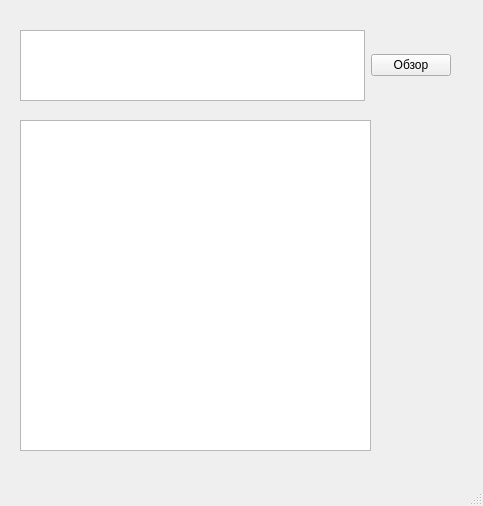
Old version of the form Les5/les5_task2/mainwindow.ui in the repository superpavelka/Qt.
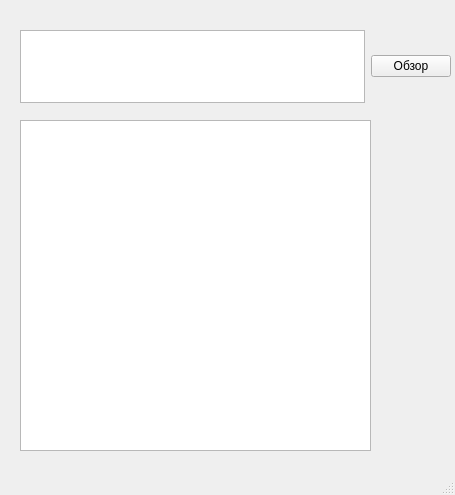
New version of the form.

Commit message: les5: 5.2 gui max size, task text

What changed in the file:
```diff
--- a/Les5/les5_task2/mainwindow.ui
+++ b/Les5/les5_task2/mainwindow.ui
@@ -6,10 +6,22 @@
    <rect>
     <x>0</x>
     <y>0</y>
-    <width>483</width>
-    <height>506</height>
+    <width>455</width>
+    <height>495</height>
    </rect>
   </property>
+  <property name="minimumSize">
+   <size>
+    <width>455</width>
+    <height>495</height>
+   </size>
+  </property>
+  <property name="maximumSize">
+   <size>
+    <width>455</width>
+    <height>495</height>
+   </size>
+  </property>
   <property name="windowTitle">
    <string>MainWindow</string>
   </property>
@@ -24,13 +36,13 @@
      </rect>
     </property>
    </widget>
-   <widget class="QWidget" name="">
+   <widget class="QWidget" name="layoutWidget">
     <property name="geometry">
      <rect>
       <x>20</x>
       <y>30</y>
       <width>431</width>
-      <height>71</height>
+      <height>73</height>
      </rect>
     </property>
     <layout class="QHBoxLayout" name="horizontalLayout">
```
Left out of the diff: 2 changed lines with no effect on the pictures. The commit also changes 1 other file.
